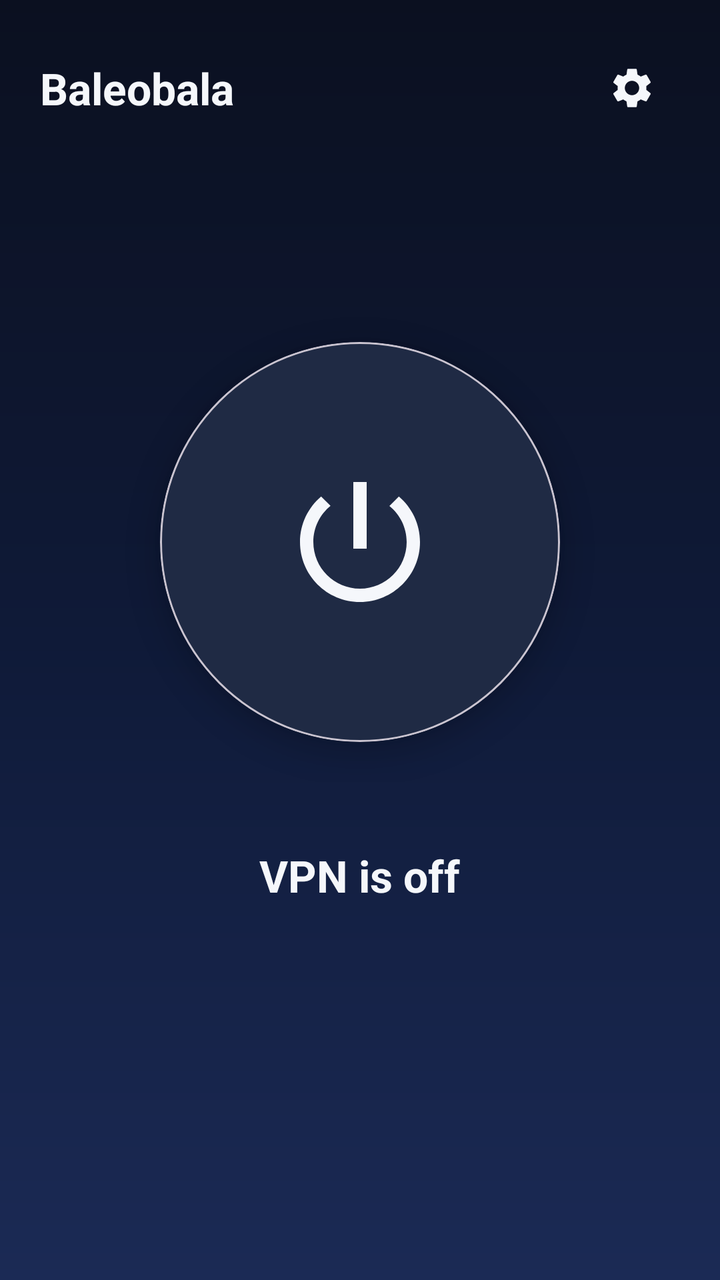
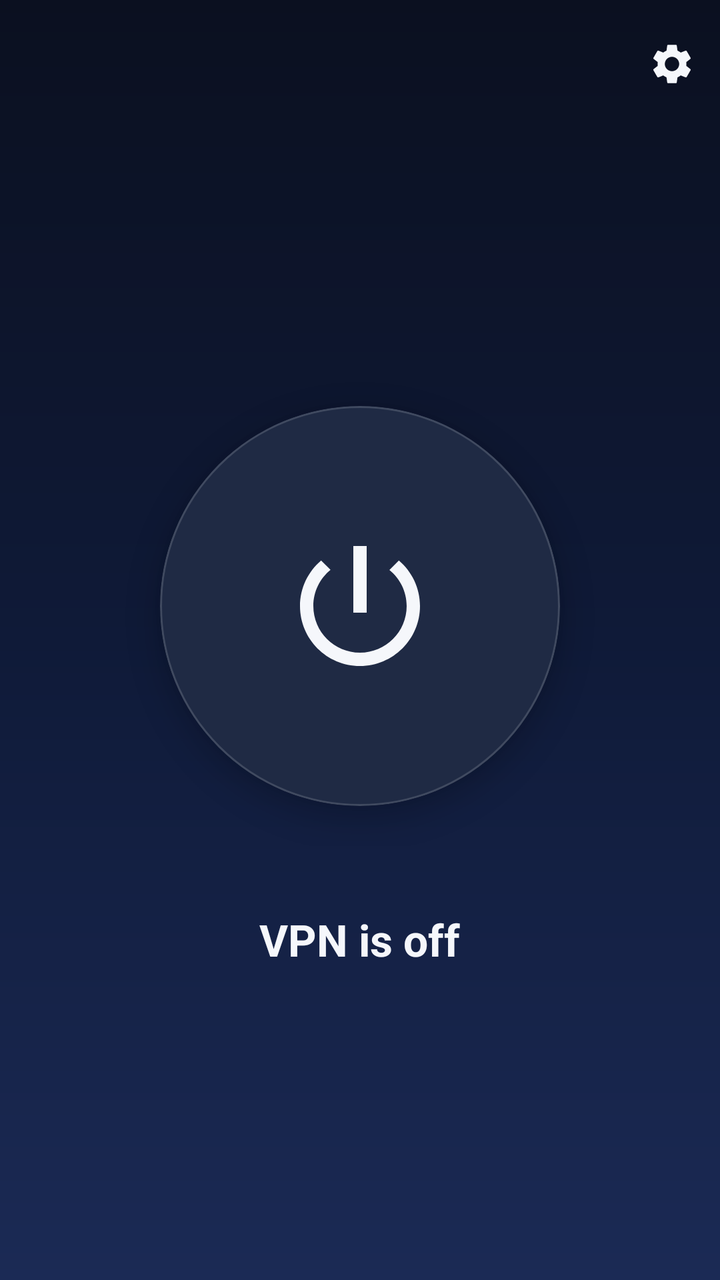

Screens rendered from an Android XML layout before and after an edit, with the pre-edit source and the edit as a unified diff.
<!-- AndroidManifest.xml: application theme Theme.BaleobalaVpn -->
<!-- res/layout/activity_main.xml -->
<?xml version="1.0" encoding="utf-8"?>
<androidx.coordinatorlayout.widget.CoordinatorLayout
    xmlns:android="http://schemas.android.com/apk/res/android"
    xmlns:app="http://schemas.android.com/apk/res-auto"
    android:id="@+id/rootCoordinator"
    android:layout_width="match_parent"
    android:layout_height="match_parent"
    android:background="@drawable/bg_dashboard"
    android:fitsSystemWindows="true">

    <FrameLayout
        android:layout_width="match_parent"
        android:layout_height="match_parent">

        
        <androidx.constraintlayout.widget.ConstraintLayout
            android:layout_width="match_parent"
            android:layout_height="wrap_content"
            android:paddingHorizontal="20dp"
            android:paddingTop="20dp">

            <TextView
                android:id="@+id/titleText"
                android:layout_width="wrap_content"
                android:layout_height="wrap_content"
                android:text="@string/dashboard_title"
                android:textColor="@color/text_primary_on_dark"
                android:textAppearance="?attr/textAppearanceTitleLarge"
                android:textStyle="bold"
                app:layout_constraintStart_toStartOf="parent"
                app:layout_constraintTop_toTopOf="parent"
                app:layout_constraintBottom_toBottomOf="@id/settingsButton" />

            <com.google.android.material.button.MaterialButton
                android:id="@+id/settingsButton"
                style="@style/Widget.Material3.Button.IconButton"
                android:layout_width="48dp"
                android:layout_height="48dp"
                android:contentDescription="@string/dashboard_settings"
                app:icon="@drawable/ic_settings"
                app:iconTint="@color/text_primary_on_dark"
                app:iconGravity="textStart"
                app:iconPadding="0dp"
                app:iconSize="24dp"
                app:layout_constraintEnd_toEndOf="parent"
                app:layout_constraintTop_toTopOf="parent" />
        </androidx.constraintlayout.widget.ConstraintLayout>

        
        <LinearLayout
            android:layout_width="match_parent"
            android:layout_height="wrap_content"
            android:layout_gravity="center"
            android:orientation="vertical"
            android:gravity="center_horizontal"
            android:paddingHorizontal="24dp">

            <FrameLayout
                android:layout_width="240dp"
                android:layout_height="240dp">

                <com.google.android.material.progressindicator.CircularProgressIndicator
                    android:id="@+id/connectingProgress"
                    android:layout_width="240dp"
                    android:layout_height="240dp"
                    android:layout_gravity="center"
                    android:indeterminate="true"
                    android:visibility="gone"
                    app:indicatorSize="240dp"
                    app:trackThickness="4dp"
                    app:indicatorColor="@color/state_connecting"
                    app:trackColor="@android:color/transparent" />

                <com.google.android.material.card.MaterialCardView
                    android:id="@+id/toggleCard"
                    android:layout_width="200dp"
                    android:layout_height="200dp"
                    android:layout_gravity="center"
                    android:contentDescription="@string/cd_toggle_idle"
                    android:clickable="true"
                    android:focusable="true"
                    android:foreground="?attr/selectableItemBackgroundBorderless"
                    app:cardCornerRadius="100dp"
                    app:cardElevation="8dp"
                    app:cardBackgroundColor="@color/state_idle">

                    <ImageView
                        android:id="@+id/toggleIcon"
                        android:layout_width="80dp"
                        android:layout_height="80dp"
                        android:layout_gravity="center"
                        android:src="@drawable/ic_power"
                        android:importantForAccessibility="no"
                        app:tint="@color/text_primary_on_dark" />
                </com.google.android.material.card.MaterialCardView>
            </FrameLayout>

            <TextView
                android:id="@+id/statusText"
                android:layout_width="wrap_content"
                android:layout_height="wrap_content"
                android:layout_marginTop="32dp"
                android:gravity="center"
                android:text="@string/status_disconnected"
                android:textColor="@color/text_primary_on_dark"
                android:textAppearance="?attr/textAppearanceTitleLarge"
                android:textStyle="bold" />

            <TextView
                android:id="@+id/statusDetail"
                android:layout_width="wrap_content"
                android:layout_height="wrap_content"
                android:layout_marginTop="8dp"
                android:gravity="center"
                android:textColor="@color/text_secondary_on_dark"
                android:textAppearance="?attr/textAppearanceBodyMedium"
                android:visibility="gone" />

            <TextView
                android:id="@+id/authStatus"
                android:layout_width="wrap_content"
                android:layout_height="wrap_content"
                android:layout_marginTop="20dp"
                android:gravity="center"
                android:textColor="@color/text_secondary_on_dark"
                android:textAppearance="?attr/textAppearanceBodySmall" />
        </LinearLayout>

        
        <Button
            android:id="@+id/signOutButton"
            style="@style/Widget.Material3.Button.TextButton"
            android:layout_width="wrap_content"
            android:layout_height="wrap_content"
            android:layout_gravity="bottom|center_horizontal"
            android:layout_marginBottom="24dp"
            android:textColor="@color/text_secondary_on_dark"
            android:text="@string/login_sign_out"
            android:visibility="gone" />
    </FrameLayout>
</androidx.coordinatorlayout.widget.CoordinatorLayout>
<!-- resources referenced by this layout -->
<resources>
  <color name="state_connecting">#F59E0B</color>
  <color name="state_idle">#1F2A44</color>
  <color name="text_primary_on_dark">#F5F7FB</color>
  <color name="text_secondary_on_dark">#A8B0C8</color>
  <!-- drawable bg_dashboard (drawable) -->
  <?xml version="1.0" encoding="utf-8"?>
  <shape xmlns:android="http://schemas.android.com/apk/res/android"
      android:shape="rectangle">
      <gradient
          android:angle="270"
          android:startColor="@color/surface_dark"
          android:centerColor="#0F1A38"
          android:endColor="#1B2A55"
          android:type="linear" />
  </shape>
  <!-- drawable ic_power (drawable) -->
  <vector xmlns:android="http://schemas.android.com/apk/res/android"
      android:width="64dp"
      android:height="64dp"
      android:viewportWidth="24"
      android:viewportHeight="24">
      <path
          android:fillColor="@android:color/white"
          android:pathData="M13,3h-2v10h2V3zM17.83,5.17l-1.42,1.42C17.99,7.86 19,9.81 19,12c0,3.87 -3.13,7 -7,7s-7,-3.13 -7,-7c0,-2.19 1.01,-4.14 2.58,-5.42L6.17,5.17C4.23,6.82 3,9.26 3,12c0,4.97 4.03,9 9,9s9,-4.03 9,-9C21,9.26 19.77,6.82 17.83,5.17z" />
  </vector>
  <string name="cd_toggle_idle">Turn VPN on</string>
  <string name="dashboard_settings">Settings</string>
  <string name="dashboard_title">Baleobala</string>
  <string name="login_sign_out">Sign out</string>
  <string name="status_disconnected">VPN is off</string>
  <style name="Theme.BaleobalaVpn" parent="Theme.Material3.DayNight.NoActionBar">
          <item name="colorPrimary">#1249FF</item>
          <item name="colorPrimaryContainer">#DDE5FF</item>
          <item name="colorSecondary">#0F766E</item>
          <item name="colorTertiary">#F59E0B</item>
          <item name="android:statusBarColor">#0B1020</item>
          <item name="android:navigationBarColor">#0B1020</item>
      </style>
  <color name="surface_dark">#0B1020</color>
  <!-- unchanged entries left out for length: 1 -->
</resources>

<!-- the commit's change to res/layout/activity_main.xml (unified diff, before → after) -->
@@ -8,52 +8,55 @@
     android:background="@drawable/bg_dashboard"
     android:fitsSystemWindows="true">
 
-    <FrameLayout
+    <com.google.android.material.appbar.AppBarLayout
         android:layout_width="match_parent"
-        android:layout_height="match_parent">
+        android:layout_height="wrap_content"
+        android:background="@android:color/transparent"
+        android:fitsSystemWindows="true"
+        app:elevation="0dp">
 
-        
-        <androidx.constraintlayout.widget.ConstraintLayout
+        <com.google.android.material.appbar.MaterialToolbar
+            android:id="@+id/toolbar"
+            style="@style/Theme.BaleobalaVpn.Toolbar"
             android:layout_width="match_parent"
-            android:layout_height="wrap_content"
-            android:paddingHorizontal="20dp"
-            android:paddingTop="20dp">
-
-            <TextView
-                android:id="@+id/titleText"
-                android:layout_width="wrap_content"
-                android:layout_height="wrap_content"
-                android:text="@string/dashboard_title"
-                android:textColor="@color/text_primary_on_dark"
-                android:textAppearance="?attr/textAppearanceTitleLarge"
-                android:textStyle="bold"
-                app:layout_constraintStart_toStartOf="parent"
-                app:layout_constraintTop_toTopOf="parent"
-                app:layout_constraintBottom_toBottomOf="@id/settingsButton" />
+            android:layout_height="?attr/actionBarSize"
+            android:title="@string/dashboard_title">
 
             <com.google.android.material.button.MaterialButton
                 android:id="@+id/settingsButton"
                 style="@style/Widget.Material3.Button.IconButton"
                 android:layout_width="48dp"
                 android:layout_height="48dp"
+                android:layout_gravity="end"
                 android:contentDescription="@string/dashboard_settings"
                 app:icon="@drawable/ic_settings"
                 app:iconTint="@color/text_primary_on_dark"
                 app:iconGravity="textStart"
                 app:iconPadding="0dp"
-                app:iconSize="24dp"
-                app:layout_constraintEnd_toEndOf="parent"
-                app:layout_constraintTop_toTopOf="parent" />
-        </androidx.constraintlayout.widget.ConstraintLayout>
+                app:iconSize="24dp" />
+        </com.google.android.material.appbar.MaterialToolbar>
+    </com.google.android.material.appbar.AppBarLayout>
 
-        
+    <androidx.core.widget.NestedScrollView
+        android:layout_width="match_parent"
+        android:layout_height="match_parent"
+        android:fillViewport="true"
+        app:layout_behavior="@string/appbar_scrolling_view_behavior">
+
         <LinearLayout
             android:layout_width="match_parent"
             android:layout_height="wrap_content"
-            android:layout_gravity="center"
+            android:minHeight="500dp"
             android:orientation="vertical"
             android:gravity="center_horizontal"
-            android:paddingHorizontal="24dp">
+            android:paddingHorizontal="24dp"
+            android:paddingTop="24dp"
+            android:paddingBottom="24dp">
+
+            <Space
+                android:layout_width="match_parent"
+                android:layout_height="0dp"
+                android:layout_weight="1" />
 
             <FrameLayout
                 android:layout_width="240dp"
@@ -124,18 +127,21 @@
                 android:gravity="center"
                 android:textColor="@color/text_secondary_on_dark"
                 android:textAppearance="?attr/textAppearanceBodySmall" />
+
+            <Space
+                android:layout_width="match_parent"
+                android:layout_height="0dp"
+                android:layout_weight="1" />
+
+            <Button
+                android:id="@+id/signOutButton"
+                style="@style/Widget.Material3.Button.TextButton"
+                android:layout_width="wrap_content"
+                android:layout_height="wrap_content"
+                android:layout_marginTop="24dp"
+                android:textColor="@color/text_secondary_on_dark"
+                android:text="@string/login_sign_out"
+                android:visibility="gone" />
         </LinearLayout>
-
-        
-        <Button
-            android:id="@+id/signOutButton"
-            style="@style/Widget.Material3.Button.TextButton"
-            android:layout_width="wrap_content"
-            android:layout_height="wrap_content"
-            android:layout_gravity="bottom|center_horizontal"
-            android:layout_marginBottom="24dp"
-            android:textColor="@color/text_secondary_on_dark"
-            android:text="@string/login_sign_out"
-            android:visibility="gone" />
-    </FrameLayout>
+    </androidx.core.widget.NestedScrollView>
 </androidx.coordinatorlayout.widget.CoordinatorLayout>
<!-- resource entries referenced after the edit -->
@@ -30,15 +30,35 @@
   <string name="dashboard_title">Baleobala</string>
   <string name="login_sign_out">Sign out</string>
   <string name="status_disconnected">VPN is off</string>
-  <style name="Theme.BaleobalaVpn" parent="Theme.Material3.DayNight.NoActionBar">
-          <item name="colorPrimary">#1249FF</item>
-          <item name="colorPrimaryContainer">#DDE5FF</item>
+  <style name="Theme.BaleobalaVpn.Toolbar" parent="Widget.Material3.Toolbar">
+          <item name="titleTextColor">@color/text_primary_on_dark</item>
+          <item name="navigationIconTint">@color/text_primary_on_dark</item>
+          <item name="android:background">@android:color/transparent</item>
+      </style>
+  <style name="Theme.BaleobalaVpn" parent="Theme.Material3.Dark.NoActionBar">
+          <item name="colorPrimary">@color/brand_primary</item>
+          <item name="colorOnPrimary">@color/brand_on_primary</item>
+          <item name="colorPrimaryContainer">@color/brand_primary_dark</item>
+          <item name="colorOnPrimaryContainer">@color/text_primary_on_dark</item>
           <item name="colorSecondary">#0F766E</item>
           <item name="colorTertiary">#F59E0B</item>
-          <item name="android:statusBarColor">#0B1020</item>
-          <item name="android:navigationBarColor">#0B1020</item>
+  
+          <item name="android:colorBackground">@color/surface_dark</item>
+          <item name="colorSurface">@color/surface_dark_elevated</item>
+          <item name="colorOnSurface">@color/text_primary_on_dark</item>
+          <item name="colorOnSurfaceVariant">@color/text_secondary_on_dark</item>
+          <item name="colorOutlineVariant">#26FFFFFF</item>
+  
+          <item name="android:statusBarColor">@android:color/transparent</item>
+          <item name="android:navigationBarColor">@color/surface_dark</item>
+          <item name="android:windowLightStatusBar">false</item>
+          <item name="android:windowLightNavigationBar">false</item>
       </style>
   <color name="surface_dark">#0B1020</color>
+  <color name="brand_primary">#1249FF</color>
+  <color name="brand_on_primary">#FFFFFFFF</color>
+  <color name="brand_primary_dark">#0A2DA8</color>
+  <color name="surface_dark_elevated">#111733</color>
   <!-- unchanged entries left out for length: 1 -->
 </resources>
 
